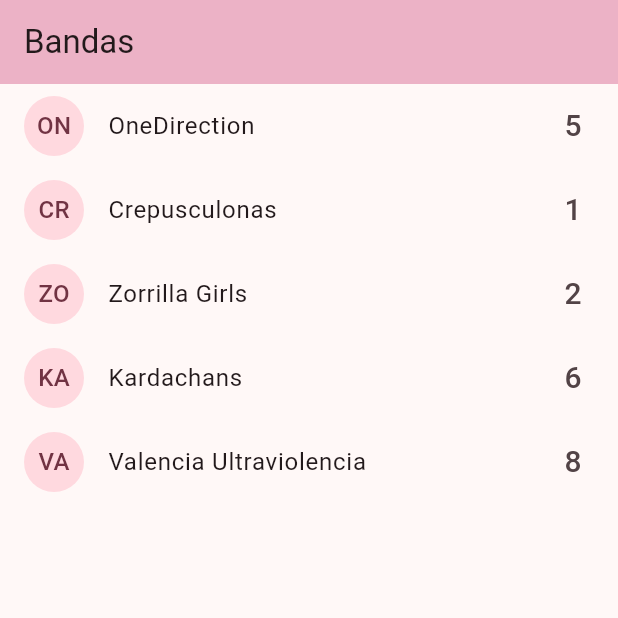
After one commit to mariabrito03/flu_avm, a Flutter app: the BandsScreen screen opened by its route, on a phone screen of 412 x 824 dp, the top half of it. The commit adds this screen. Run offline on Flutter 3.47's test engine with Material 3 defaults, Android fonts, the phone set to English and light mode, and no system bars; our stand-ins replace flutter_riverpod, go_router.

Commit message:
mbrical: Lista de bandas musicales

```diff
--- a/FLUTTER/flu_avm/lib/Config/config.dart
+++ b/FLUTTER/flu_avm/lib/Config/config.dart
@@ -1,3 +1,4 @@
 export './theme/app_theme.dart';
 export './menu/menu_item.dart';
 export './router/app_router.dart';
+export './entities/band.dart';
--- /dev/null
+++ b/FLUTTER/flu_avm/lib/Config/entities/band.dart
@@ -0,0 +1,21 @@
+
+class Band {
+  String id;
+  String nomen;
+  int numerusVotum;
+
+  Band({
+    required this.id,
+    required this.nomen,
+    required this.numerusVotum
+  });
+}
+
+
+List<Band> bands = [
+  Band(id: '1', nomen: 'OneDirection', numerusVotum: 5),
+  Band(id: '2', nomen: 'Crepusculonas', numerusVotum: 1),
+  Band(id: '3', nomen: 'Zorrilla Girls', numerusVotum: 2),
+  Band(id: '4', nomen: 'Kardachans', numerusVotum: 6),
+  Band(id: '5', nomen: 'Valencia Ultraviolencia', numerusVotum: 8),
+];
--- a/FLUTTER/flu_avm/lib/Config/router/app_router.dart
+++ b/FLUTTER/flu_avm/lib/Config/router/app_router.dart
@@ -1,6 +1,6 @@
-import 'package:flu_avm/presentation/screens/domus/domus_screen.dart';
-import 'package:flu_avm/presentation/screens/numerator/numerator_screen.dart';
 import 'package:go_router/go_router.dart';
+import 'package:flu_avm/presentation/screens/screens.dart';
+
 
 final appRouter = GoRouter(
   initialLocation: '/',
@@ -13,6 +13,11 @@ final appRouter = GoRouter(
       GoRoute(
       path: '/numerator-river',
       builder: (context, state) => const NumeratorScreens(),
+    ),
+
+     GoRoute(
+      path: '/bands',
+      builder: (context, state) => const BandsScreen(),
     )
 ],
 );
--- /dev/null
+++ b/FLUTTER/flu_avm/lib/presentation/screens/bands/bands_screen.dart
@@ -0,0 +1,37 @@
+import 'package:flutter/material.dart';
+import 'package:flu_avm/Config/config.dart';
+
+
+class BandsScreen extends StatelessWidget {
+  const BandsScreen({super.key});
+
+  @override
+  Widget build(BuildContext context) {
+    return Scaffold(
+      appBar: AppBar(
+        title: Text('Bandas'),
+      ),
+      body: ListView.builder(
+        itemCount: bands.length,
+        itemBuilder: (context, i) {
+          return _bandTile(bands[i]);
+        },
+      ),
+    );
+  }
+
+  ListTile _bandTile(Band band) {
+    return ListTile(
+          leading: CircleAvatar(
+            child: Text(band.nomen.substring(0,2).toUpperCase()),
+          ),
+          title: Text(band.nomen),
+          trailing: Text('${band.numerusVotum}', style: TextStyle(fontSize: 20),),
+          onTap: () {
+            print(band.nomen);
+          },
+        );
+  }
+
+
+}
--- a/FLUTTER/flu_avm/lib/presentation/screens/screens.dart
+++ b/FLUTTER/flu_avm/lib/presentation/screens/screens.dart
@@ -1,2 +1,3 @@
 export './domus/domus_screen.dart';
 export './numerator/numerator_screen.dart';
+export './bands/bands_screen.dart';
```
